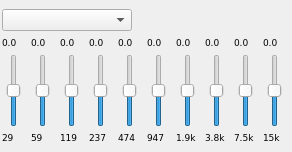
First picture: the form in branches/sayonara-515/GUI/equalizer/GUI_Equalizer.ui, repository shahid334/sayonara-player, before the edit.
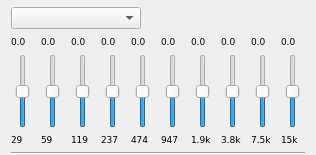
Second picture: the form after the edit. Custom widgets are drawn as their Qt base class.

Commit message: second step towards plugin abstraction layer

What changed in the file:
```diff
--- a/branches/sayonara-515/GUI/equalizer/GUI_Equalizer.ui
+++ b/branches/sayonara-515/GUI/equalizer/GUI_Equalizer.ui
@@ -1,624 +1,26 @@
 <?xml version="1.0" encoding="UTF-8"?>
 <ui version="4.0">
  <class>GUI_Equalizer</class>
- <widget class="QDockWidget" name="GUI_Equalizer">
+ <widget class="PlayerPlugin" name="GUI_Equalizer">
   <property name="geometry">
    <rect>
     <x>0</x>
     <y>0</y>
-    <width>292</width>
-    <height>152</height>
+    <width>312</width>
+    <height>155</height>
    </rect>
   </property>
-  <property name="sizePolicy">
-   <sizepolicy hsizetype="MinimumExpanding" vsizetype="Minimum">
-    <horstretch>0</horstretch>
-    <verstretch>0</verstretch>
-   </sizepolicy>
-  </property>
-  <property name="minimumSize">
-   <size>
-    <width>292</width>
-    <height>152</height>
-   </size>
-  </property>
-  <property name="maximumSize">
-   <size>
-    <width>524287</width>
-    <height>152</height>
-   </size>
-  </property>
-  <property name="features">
-   <set>QDockWidget::DockWidgetClosable|QDockWidget::DockWidgetVerticalTitleBar</set>
-  </property>
-  <property name="allowedAreas">
-   <set>Qt::AllDockWidgetAreas</set>
-  </property>
   <property name="windowTitle">
    <string>Equalizer</string>
   </property>
-  <widget class="QWidget" name="dockWidgetContents">
-   <property name="sizePolicy">
-    <sizepolicy hsizetype="Preferred" vsizetype="Preferred">
-     <horstretch>0</horstretch>
-     <verstretch>0</verstretch>
-    </sizepolicy>
-   </property>
-   <property name="maximumSize">
-    <size>
-     <width>16777215</width>
-     <height>152</height>
-    </size>
-   </property>
-   <layout class="QGridLayout" name="gridLayout" rowstretch="0,0,0,0,0,0,0,0" columnstretch="0,0,0,0,0,0,0,0,0,0,0" columnminimumwidth="0,0,0,0,0,0,0,0,0,0,0">
-    <property name="sizeConstraint">
-     <enum>QLayout::SetMaximumSize</enum>
-    </property>
-    <property name="leftMargin">
-     <number>2</number>
-    </property>
+  <layout class="QGridLayout" name="gridLayout">
     <property name="topMargin">
-     <number>8</number>
-    </property>
-    <property name="rightMargin">
-     <number>0</number>
+    <number>6</number>
     </property>
     <property name="bottomMargin">
-     <number>8</number>
-    </property>
-    <property name="horizontalSpacing">
      <number>0</number>
     </property>
-    <property name="verticalSpacing">
-     <number>5</number>
-    </property>
-    <item row="5" column="8">
-     <widget class="QLabel" name="label_8">
-      <property name="sizePolicy">
-       <sizepolicy hsizetype="MinimumExpanding" vsizetype="Preferred">
-        <horstretch>0</horstretch>
-        <verstretch>0</verstretch>
-       </sizepolicy>
-      </property>
-      <property name="font">
-       <font>
-        <family>DejaVu Sans</family>
-        <pointsize>7</pointsize>
-       </font>
-      </property>
-      <property name="layoutDirection">
-       <enum>Qt::LeftToRight</enum>
-      </property>
-      <property name="text">
-       <string>0.0</string>
-      </property>
-      <property name="alignment">
-       <set>Qt::AlignLeading|Qt::AlignLeft|Qt::AlignVCenter</set>
-      </property>
-     </widget>
-    </item>
-    <item row="6" column="3">
-     <widget class="QSlider" name="sli_2">
-      <property name="sizePolicy">
-       <sizepolicy hsizetype="MinimumExpanding" vsizetype="Expanding">
-        <horstretch>0</horstretch>
-        <verstretch>0</verstretch>
-       </sizepolicy>
-      </property>
-      <property name="minimumSize">
-       <size>
-        <width>24</width>
-        <height>65</height>
-       </size>
-      </property>
-      <property name="maximumSize">
-       <size>
-        <width>24</width>
-        <height>5000</height>
-       </size>
-      </property>
-      <property name="minimum">
-       <number>-24</number>
-      </property>
-      <property name="maximum">
-       <number>24</number>
-      </property>
-      <property name="sliderPosition">
-       <number>0</number>
-      </property>
-      <property name="orientation">
-       <enum>Qt::Vertical</enum>
-      </property>
-      <property name="invertedAppearance">
-       <bool>false</bool>
-      </property>
-     </widget>
-    </item>
-    <item row="6" column="9">
-     <widget class="QSlider" name="sli_8">
-      <property name="sizePolicy">
-       <sizepolicy hsizetype="MinimumExpanding" vsizetype="Expanding">
-        <horstretch>0</horstretch>
-        <verstretch>0</verstretch>
-       </sizepolicy>
-      </property>
-      <property name="minimumSize">
-       <size>
-        <width>24</width>
-        <height>65</height>
-       </size>
-      </property>
-      <property name="maximumSize">
-       <size>
-        <width>24</width>
-        <height>5000</height>
-       </size>
-      </property>
-      <property name="minimum">
-       <number>-24</number>
-      </property>
-      <property name="maximum">
-       <number>24</number>
-      </property>
-      <property name="sliderPosition">
-       <number>0</number>
-      </property>
-      <property name="orientation">
-       <enum>Qt::Vertical</enum>
-      </property>
-      <property name="invertedAppearance">
-       <bool>false</bool>
-      </property>
-     </widget>
-    </item>
-    <item row="5" column="2">
-     <widget class="QLabel" name="label_2">
-      <property name="sizePolicy">
-       <sizepolicy hsizetype="MinimumExpanding" vsizetype="Preferred">
-        <horstretch>0</horstretch>
-        <verstretch>0</verstretch>
-       </sizepolicy>
-      </property>
-      <property name="font">
-       <font>
-        <family>DejaVu Sans</family>
-        <pointsize>7</pointsize>
-       </font>
-      </property>
-      <property name="layoutDirection">
-       <enum>Qt::LeftToRight</enum>
-      </property>
-      <property name="text">
-       <string>0.0</string>
-      </property>
-      <property name="alignment">
-       <set>Qt::AlignLeading|Qt::AlignLeft|Qt::AlignVCenter</set>
-      </property>
-     </widget>
-    </item>
-    <item row="6" column="6">
-     <widget class="QSlider" name="sli_5">
-      <property name="sizePolicy">
-       <sizepolicy hsizetype="MinimumExpanding" vsizetype="Expanding">
-        <horstretch>0</horstretch>
-        <verstretch>0</verstretch>
-       </sizepolicy>
-      </property>
-      <property name="minimumSize">
-       <size>
-        <width>24</width>
-        <height>65</height>
-       </size>
-      </property>
-      <property name="maximumSize">
-       <size>
-        <width>24</width>
-        <height>5000</height>
-       </size>
-      </property>
-      <property name="minimum">
-       <number>-24</number>
-      </property>
-      <property name="maximum">
-       <number>24</number>
-      </property>
-      <property name="sliderPosition">
-       <number>0</number>
-      </property>
-      <property name="orientation">
-       <enum>Qt::Vertical</enum>
-      </property>
-      <property name="invertedAppearance">
-       <bool>false</bool>
-      </property>
-     </widget>
-    </item>
-    <item row="5" column="7">
-     <widget class="QLabel" name="label_7">
-      <property name="sizePolicy">
-       <sizepolicy hsizetype="MinimumExpanding" vsizetype="Preferred">
-        <horstretch>0</horstretch>
-        <verstretch>0</verstretch>
-       </sizepolicy>
-      </property>
-      <property name="font">
-       <font>
-        <family>DejaVu Sans</family>
-        <pointsize>7</pointsize>
-       </font>
-      </property>
-      <property name="layoutDirection">
-       <enum>Qt::LeftToRight</enum>
-      </property>
-      <property name="text">
-       <string>0.0</string>
-      </property>
-      <property name="alignment">
-       <set>Qt::AlignLeading|Qt::AlignLeft|Qt::AlignVCenter</set>
-      </property>
-     </widget>
-    </item>
-    <item row="5" column="1">
-     <widget class="QLabel" name="label">
-      <property name="sizePolicy">
-       <sizepolicy hsizetype="MinimumExpanding" vsizetype="Preferred">
-        <horstretch>0</horstretch>
-        <verstretch>0</verstretch>
-       </sizepolicy>
-      </property>
-      <property name="font">
-       <font>
-        <family>DejaVu Sans</family>
-        <pointsize>7</pointsize>
-       </font>
-      </property>
-      <property name="layoutDirection">
-       <enum>Qt::LeftToRight</enum>
-      </property>
-      <property name="text">
-       <string>0.0</string>
-      </property>
-      <property name="alignment">
-       <set>Qt::AlignLeading|Qt::AlignLeft|Qt::AlignVCenter</set>
-      </property>
-     </widget>
-    </item>
-    <item row="5" column="10">
-     <widget class="QLabel" name="label_10">
-      <property name="sizePolicy">
-       <sizepolicy hsizetype="MinimumExpanding" vsizetype="Preferred">
-        <horstretch>0</horstretch>
-        <verstretch>0</verstretch>
-       </sizepolicy>
-      </property>
-      <property name="font">
-       <font>
-        <family>DejaVu Sans</family>
-        <pointsize>7</pointsize>
-       </font>
-      </property>
-      <property name="layoutDirection">
-       <enum>Qt::LeftToRight</enum>
-      </property>
-      <property name="text">
-       <string>0.0</string>
-      </property>
-      <property name="alignment">
-       <set>Qt::AlignLeading|Qt::AlignLeft|Qt::AlignVCenter</set>
-      </property>
-     </widget>
-    </item>
-    <item row="5" column="3">
-     <widget class="QLabel" name="label_3">
-      <property name="sizePolicy">
-       <sizepolicy hsizetype="MinimumExpanding" vsizetype="Preferred">
-        <horstretch>0</horstretch>
-        <verstretch>0</verstretch>
-       </sizepolicy>
-      </property>
-      <property name="font">
-       <font>
-        <family>DejaVu Sans</family>
-        <pointsize>7</pointsize>
-       </font>
-      </property>
-      <property name="layoutDirection">
-       <enum>Qt::LeftToRight</enum>
-      </property>
-      <property name="text">
-       <string>0.0</string>
-      </property>
-      <property name="alignment">
-       <set>Qt::AlignLeading|Qt::AlignLeft|Qt::AlignVCenter</set>
-      </property>
-     </widget>
-    </item>
-    <item row="6" column="7">
-     <widget class="QSlider" name="sli_6">
-      <property name="sizePolicy">
-       <sizepolicy hsizetype="MinimumExpanding" vsizetype="Expanding">
-        <horstretch>0</horstretch>
-        <verstretch>0</verstretch>
-       </sizepolicy>
-      </property>
-      <property name="minimumSize">
-       <size>
-        <width>24</width>
-        <height>65</height>
-       </size>
-      </property>
-      <property name="maximumSize">
-       <size>
-        <width>24</width>
-        <height>5000</height>
-       </size>
-      </property>
-      <property name="minimum">
-       <number>-24</number>
-      </property>
-      <property name="maximum">
-       <number>24</number>
-      </property>
-      <property name="sliderPosition">
-       <number>0</number>
-      </property>
-      <property name="orientation">
-       <enum>Qt::Vertical</enum>
-      </property>
-      <property name="invertedAppearance">
-       <bool>false</bool>
-      </property>
-     </widget>
-    </item>
-    <item row="5" column="9">
-     <widget class="QLabel" name="label_9">
-      <property name="sizePolicy">
-       <sizepolicy hsizetype="MinimumExpanding" vsizetype="Preferred">
-        <horstretch>0</horstretch>
-        <verstretch>0</verstretch>
-       </sizepolicy>
-      </property>
-      <property name="font">
-       <font>
-        <family>DejaVu Sans</family>
-        <pointsize>7</pointsize>
-       </font>
-      </property>
-      <property name="layoutDirection">
-       <enum>Qt::LeftToRight</enum>
-      </property>
-      <property name="text">
-       <string>0.0</string>
-      </property>
-      <property name="alignment">
-       <set>Qt::AlignLeading|Qt::AlignLeft|Qt::AlignVCenter</set>
-      </property>
-     </widget>
-    </item>
-    <item row="6" column="5">
-     <widget class="QSlider" name="sli_4">
-      <property name="sizePolicy">
-       <sizepolicy hsizetype="MinimumExpanding" vsizetype="Expanding">
-        <horstretch>0</horstretch>
-        <verstretch>0</verstretch>
-       </sizepolicy>
-      </property>
-      <property name="minimumSize">
-       <size>
-        <width>24</width>
-        <height>65</height>
-       </size>
-      </property>
-      <property name="maximumSize">
-       <size>
-        <width>24</width>
-        <height>5000</height>
-       </size>
-      </property>
-      <property name="minimum">
-       <number>-24</number>
-      </property>
-      <property name="maximum">
-       <number>24</number>
-      </property>
-      <property name="sliderPosition">
-       <number>0</number>
-      </property>
-      <property name="orientation">
-       <enum>Qt::Vertical</enum>
-      </property>
-      <property name="invertedAppearance">
-       <bool>false</bool>
-      </property>
-     </widget>
-    </item>
-    <item row="6" column="2">
-     <widget class="QSlider" name="sli_1">
-      <property name="sizePolicy">
-       <sizepolicy hsizetype="MinimumExpanding" vsizetype="Expanding">
-        <horstretch>0</horstretch>
-        <verstretch>0</verstretch>
-       </sizepolicy>
-      </property>
-      <property name="minimumSize">
-       <size>
-        <width>24</width>
-        <height>65</height>
-       </size>
-      </property>
-      <property name="maximumSize">
-       <size>
-        <width>24</width>
-        <height>5000</height>
-       </size>
-      </property>
-      <property name="minimum">
-       <number>-24</number>
-      </property>
-      <property name="maximum">
-       <number>24</number>
-      </property>
-      <property name="sliderPosition">
-       <number>0</number>
-      </property>
-      <property name="orientation">
-       <enum>Qt::Vertical</enum>
-      </property>
-      <property name="invertedAppearance">
-       <bool>false</bool>
-      </property>
-     </widget>
-    </item>
-    <item row="5" column="4">
-     <widget class="QLabel" name="label_4">
-      <property name="sizePolicy">
-       <sizepolicy hsizetype="MinimumExpanding" vsizetype="Preferred">
-        <horstretch>0</horstretch>
-        <verstretch>0</verstretch>
-       </sizepolicy>
-      </property>
-      <property name="font">
-       <font>
-        <family>DejaVu Sans</family>
-        <pointsize>7</pointsize>
-       </font>
-      </property>
-      <property name="layoutDirection">
-       <enum>Qt::LeftToRight</enum>
-      </property>
-      <property name="text">
-       <string>0.0</string>
-      </property>
-      <property name="alignment">
-       <set>Qt::AlignLeading|Qt::AlignLeft|Qt::AlignVCenter</set>
-      </property>
-     </widget>
-    </item>
-    <item row="6" column="1">
-     <widget class="QSlider" name="sli_0">
-      <property name="sizePolicy">
-       <sizepolicy hsizetype="Maximum" vsizetype="Expanding">
-        <horstretch>0</horstretch>
-        <verstretch>0</verstretch>
-       </sizepolicy>
-      </property>
-      <property name="minimumSize">
-       <size>
-        <width>24</width>
-        <height>65</height>
-       </size>
-      </property>
-      <property name="maximumSize">
-       <size>
-        <width>24</width>
-        <height>5000</height>
-       </size>
-      </property>
-      <property name="minimum">
-       <number>-24</number>
-      </property>
-      <property name="maximum">
-       <number>24</number>
-      </property>
-      <property name="sliderPosition">
-       <number>0</number>
-      </property>
-      <property name="orientation">
-       <enum>Qt::Vertical</enum>
-      </property>
-      <property name="invertedAppearance">
-       <bool>false</bool>
-      </property>
-     </widget>
-    </item>
-    <item row="5" column="5">
-     <widget class="QLabel" name="label_5">
-      <property name="sizePolicy">
-       <sizepolicy hsizetype="MinimumExpanding" vsizetype="Preferred">
-        <horstretch>0</horstretch>
-        <verstretch>0</verstretch>
-       </sizepolicy>
-      </property>
-      <property name="font">
-       <font>
-        <family>DejaVu Sans</family>
-        <pointsize>7</pointsize>
-       </font>
-      </property>
-      <property name="layoutDirection">
-       <enum>Qt::LeftToRight</enum>
-      </property>
-      <property name="text">
-       <string>0.0</string>
-      </property>
-      <property name="alignment">
-       <set>Qt::AlignLeading|Qt::AlignLeft|Qt::AlignVCenter</set>
-      </property>
-     </widget>
-    </item>
-    <item row="6" column="4">
-     <widget class="QSlider" name="sli_3">
-      <property name="sizePolicy">
-       <sizepolicy hsizetype="MinimumExpanding" vsizetype="Expanding">
-        <horstretch>0</horstretch>
-        <verstretch>0</verstretch>
-       </sizepolicy>
-      </property>
-      <property name="minimumSize">
-       <size>
-        <width>24</width>
-        <height>65</height>
-       </size>
-      </property>
-      <property name="maximumSize">
-       <size>
-        <width>24</width>
-        <height>5000</height>
-       </size>
-      </property>
-      <property name="minimum">
-       <number>-24</number>
-      </property>
-      <property name="maximum">
-       <number>24</number>
-      </property>
-      <property name="sliderPosition">
-       <number>0</number>
-      </property>
-      <property name="orientation">
-       <enum>Qt::Vertical</enum>
-      </property>
-      <property name="invertedAppearance">
-       <bool>false</bool>
-      </property>
-     </widget>
-    </item>
-    <item row="5" column="6">
-     <widget class="QLabel" name="label_6">
-      <property name="sizePolicy">
-       <sizepolicy hsizetype="MinimumExpanding" vsizetype="Preferred">
-        <horstretch>0</horstretch>
-        <verstretch>0</verstretch>
-       </sizepolicy>
-      </property>
-      <property name="font">
-       <font>
-        <family>DejaVu Sans</family>
-        <pointsize>7</pointsize>
-       </font>
-      </property>
-      <property name="layoutDirection">
-       <enum>Qt::LeftToRight</enum>
-      </property>
-      <property name="text">
-       <string>0.0</string>
-      </property>
-      <property name="alignment">
-       <set>Qt::AlignLeading|Qt::AlignLeft|Qt::AlignVCenter</set>
-      </property>
-     </widget>
-    </item>
-    <item row="0" column="1" colspan="10">
+   <item row="0" column="0" colspan="10">
      <layout class="QHBoxLayout" name="horizontalLayout">
       <property name="spacing">
        <number>5</number>
@@ -697,7 +99,553 @@
       </item>
      </layout>
     </item>
-    <item row="6" column="10">
+   <item row="1" column="0">
+    <widget class="QLabel" name="label">
+     <property name="sizePolicy">
+      <sizepolicy hsizetype="MinimumExpanding" vsizetype="Preferred">
+       <horstretch>0</horstretch>
+       <verstretch>0</verstretch>
+      </sizepolicy>
+     </property>
+     <property name="font">
+      <font>
+       <family>DejaVu Sans</family>
+       <pointsize>7</pointsize>
+      </font>
+     </property>
+     <property name="layoutDirection">
+      <enum>Qt::LeftToRight</enum>
+     </property>
+     <property name="text">
+      <string>0.0</string>
+     </property>
+     <property name="alignment">
+      <set>Qt::AlignLeading|Qt::AlignLeft|Qt::AlignVCenter</set>
+     </property>
+    </widget>
+   </item>
+   <item row="1" column="1">
+    <widget class="QLabel" name="label_2">
+     <property name="sizePolicy">
+      <sizepolicy hsizetype="MinimumExpanding" vsizetype="Preferred">
+       <horstretch>0</horstretch>
+       <verstretch>0</verstretch>
+      </sizepolicy>
+     </property>
+     <property name="font">
+      <font>
+       <family>DejaVu Sans</family>
+       <pointsize>7</pointsize>
+      </font>
+     </property>
+     <property name="layoutDirection">
+      <enum>Qt::LeftToRight</enum>
+     </property>
+     <property name="text">
+      <string>0.0</string>
+     </property>
+     <property name="alignment">
+      <set>Qt::AlignLeading|Qt::AlignLeft|Qt::AlignVCenter</set>
+     </property>
+    </widget>
+   </item>
+   <item row="1" column="2">
+    <widget class="QLabel" name="label_3">
+     <property name="sizePolicy">
+      <sizepolicy hsizetype="MinimumExpanding" vsizetype="Preferred">
+       <horstretch>0</horstretch>
+       <verstretch>0</verstretch>
+      </sizepolicy>
+     </property>
+     <property name="font">
+      <font>
+       <family>DejaVu Sans</family>
+       <pointsize>7</pointsize>
+      </font>
+     </property>
+     <property name="layoutDirection">
+      <enum>Qt::LeftToRight</enum>
+     </property>
+     <property name="text">
+      <string>0.0</string>
+     </property>
+     <property name="alignment">
+      <set>Qt::AlignLeading|Qt::AlignLeft|Qt::AlignVCenter</set>
+     </property>
+    </widget>
+   </item>
+   <item row="1" column="3">
+    <widget class="QLabel" name="label_4">
+     <property name="sizePolicy">
+      <sizepolicy hsizetype="MinimumExpanding" vsizetype="Preferred">
+       <horstretch>0</horstretch>
+       <verstretch>0</verstretch>
+      </sizepolicy>
+     </property>
+     <property name="font">
+      <font>
+       <family>DejaVu Sans</family>
+       <pointsize>7</pointsize>
+      </font>
+     </property>
+     <property name="layoutDirection">
+      <enum>Qt::LeftToRight</enum>
+     </property>
+     <property name="text">
+      <string>0.0</string>
+     </property>
+     <property name="alignment">
+      <set>Qt::AlignLeading|Qt::AlignLeft|Qt::AlignVCenter</set>
+     </property>
+    </widget>
+   </item>
+   <item row="1" column="4">
+    <widget class="QLabel" name="label_5">
+     <property name="sizePolicy">
+      <sizepolicy hsizetype="MinimumExpanding" vsizetype="Preferred">
+       <horstretch>0</horstretch>
+       <verstretch>0</verstretch>
+      </sizepolicy>
+     </property>
+     <property name="font">
+      <font>
+       <family>DejaVu Sans</family>
+       <pointsize>7</pointsize>
+      </font>
+     </property>
+     <property name="layoutDirection">
+      <enum>Qt::LeftToRight</enum>
+     </property>
+     <property name="text">
+      <string>0.0</string>
+     </property>
+     <property name="alignment">
+      <set>Qt::AlignLeading|Qt::AlignLeft|Qt::AlignVCenter</set>
+     </property>
+    </widget>
+   </item>
+   <item row="1" column="5">
+    <widget class="QLabel" name="label_6">
+     <property name="sizePolicy">
+      <sizepolicy hsizetype="MinimumExpanding" vsizetype="Preferred">
+       <horstretch>0</horstretch>
+       <verstretch>0</verstretch>
+      </sizepolicy>
+     </property>
+     <property name="font">
+      <font>
+       <family>DejaVu Sans</family>
+       <pointsize>7</pointsize>
+      </font>
+     </property>
+     <property name="layoutDirection">
+      <enum>Qt::LeftToRight</enum>
+     </property>
+     <property name="text">
+      <string>0.0</string>
+     </property>
+     <property name="alignment">
+      <set>Qt::AlignLeading|Qt::AlignLeft|Qt::AlignVCenter</set>
+     </property>
+    </widget>
+   </item>
+   <item row="1" column="6">
+    <widget class="QLabel" name="label_7">
+     <property name="sizePolicy">
+      <sizepolicy hsizetype="MinimumExpanding" vsizetype="Preferred">
+       <horstretch>0</horstretch>
+       <verstretch>0</verstretch>
+      </sizepolicy>
+     </property>
+     <property name="font">
+      <font>
+       <family>DejaVu Sans</family>
+       <pointsize>7</pointsize>
+      </font>
+     </property>
+     <property name="layoutDirection">
+      <enum>Qt::LeftToRight</enum>
+     </property>
+     <property name="text">
+      <string>0.0</string>
+     </property>
+     <property name="alignment">
+      <set>Qt::AlignLeading|Qt::AlignLeft|Qt::AlignVCenter</set>
+     </property>
+    </widget>
+   </item>
+   <item row="1" column="7">
+    <widget class="QLabel" name="label_8">
+     <property name="sizePolicy">
+      <sizepolicy hsizetype="MinimumExpanding" vsizetype="Preferred">
+       <horstretch>0</horstretch>
+       <verstretch>0</verstretch>
+      </sizepolicy>
+     </property>
+     <property name="font">
+      <font>
+       <family>DejaVu Sans</family>
+       <pointsize>7</pointsize>
+      </font>
+     </property>
+     <property name="layoutDirection">
+      <enum>Qt::LeftToRight</enum>
+     </property>
+     <property name="text">
+      <string>0.0</string>
+     </property>
+     <property name="alignment">
+      <set>Qt::AlignLeading|Qt::AlignLeft|Qt::AlignVCenter</set>
+     </property>
+    </widget>
+   </item>
+   <item row="1" column="8">
+    <widget class="QLabel" name="label_9">
+     <property name="sizePolicy">
+      <sizepolicy hsizetype="MinimumExpanding" vsizetype="Preferred">
+       <horstretch>0</horstretch>
+       <verstretch>0</verstretch>
+      </sizepolicy>
+     </property>
+     <property name="font">
+      <font>
+       <family>DejaVu Sans</family>
+       <pointsize>7</pointsize>
+      </font>
+     </property>
+     <property name="layoutDirection">
+      <enum>Qt::LeftToRight</enum>
+     </property>
+     <property name="text">
+      <string>0.0</string>
+     </property>
+     <property name="alignment">
+      <set>Qt::AlignLeading|Qt::AlignLeft|Qt::AlignVCenter</set>
+     </property>
+    </widget>
+   </item>
+   <item row="1" column="9">
+    <widget class="QLabel" name="label_10">
+     <property name="sizePolicy">
+      <sizepolicy hsizetype="MinimumExpanding" vsizetype="Preferred">
+       <horstretch>0</horstretch>
+       <verstretch>0</verstretch>
+      </sizepolicy>
+     </property>
+     <property name="font">
+      <font>
+       <family>DejaVu Sans</family>
+       <pointsize>7</pointsize>
+      </font>
+     </property>
+     <property name="layoutDirection">
+      <enum>Qt::LeftToRight</enum>
+     </property>
+     <property name="text">
+      <string>0.0</string>
+     </property>
+     <property name="alignment">
+      <set>Qt::AlignLeading|Qt::AlignLeft|Qt::AlignVCenter</set>
+     </property>
+    </widget>
+   </item>
+   <item row="2" column="0">
+    <widget class="QSlider" name="sli_0">
+     <property name="sizePolicy">
+      <sizepolicy hsizetype="Maximum" vsizetype="Expanding">
+       <horstretch>0</horstretch>
+       <verstretch>0</verstretch>
+      </sizepolicy>
+     </property>
+     <property name="minimumSize">
+      <size>
+       <width>24</width>
+       <height>65</height>
+      </size>
+     </property>
+     <property name="maximumSize">
+      <size>
+       <width>24</width>
+       <height>5000</height>
+      </size>
+     </property>
+     <property name="minimum">
+      <number>-24</number>
+     </property>
+     <property name="maximum">
+      <number>24</number>
+     </property>
+     <property name="sliderPosition">
+      <number>0</number>
+     </property>
+     <property name="orientation">
+      <enum>Qt::Vertical</enum>
+     </property>
+     <property name="invertedAppearance">
+      <bool>false</bool>
+     </property>
+    </widget>
+   </item>
+   <item row="2" column="1">
+    <widget class="QSlider" name="sli_1">
+     <property name="sizePolicy">
+      <sizepolicy hsizetype="MinimumExpanding" vsizetype="Expanding">
+       <horstretch>0</horstretch>
+       <verstretch>0</verstretch>
+      </sizepolicy>
+     </property>
+     <property name="minimumSize">
+      <size>
+       <width>24</width>
+       <height>65</height>
+      </size>
+     </property>
+     <property name="maximumSize">
+      <size>
+       <width>24</width>
+       <height>5000</height>
+      </size>
+     </property>
+     <property name="minimum">
+      <number>-24</number>
+     </property>
+     <property name="maximum">
+      <number>24</number>
+     </property>
+     <property name="sliderPosition">
+      <number>0</number>
+     </property>
+     <property name="orientation">
+      <enum>Qt::Vertical</enum>
+     </property>
+     <property name="invertedAppearance">
+      <bool>false</bool>
+     </property>
+    </widget>
+   </item>
+   <item row="2" column="2">
+    <widget class="QSlider" name="sli_2">
+     <property name="sizePolicy">
+      <sizepolicy hsizetype="MinimumExpanding" vsizetype="Expanding">
+       <horstretch>0</horstretch>
+       <verstretch>0</verstretch>
+      </sizepolicy>
+     </property>
+     <property name="minimumSize">
+      <size>
+       <width>24</width>
+       <height>65</height>
+      </size>
+     </property>
+     <property name="maximumSize">
+      <size>
+       <width>24</width>
+       <height>5000</height>
+      </size>
+     </property>
+     <property name="minimum">
+      <number>-24</number>
+     </property>
+     <property name="maximum">
+      <number>24</number>
+     </property>
+     <property name="sliderPosition">
+      <number>0</number>
+     </property>
+     <property name="orientation">
+      <enum>Qt::Vertical</enum>
+     </property>
+     <property name="invertedAppearance">
+      <bool>false</bool>
+     </property>
+    </widget>
+   </item>
+   <item row="2" column="3">
+    <widget class="QSlider" name="sli_3">
+     <property name="sizePolicy">
+      <sizepolicy hsizetype="MinimumExpanding" vsizetype="Expanding">
+       <horstretch>0</horstretch>
+       <verstretch>0</verstretch>
+      </sizepolicy>
+     </property>
+     <property name="minimumSize">
+      <size>
+       <width>24</width>
+       <height>65</height>
+      </size>
+     </property>
+     <property name="maximumSize">
+      <size>
+       <width>24</width>
+       <height>5000</height>
+      </size>
+     </property>
+     <property name="minimum">
+      <number>-24</number>
+     </property>
+     <property name="maximum">
+      <number>24</number>
+     </property>
+     <property name="sliderPosition">
+      <number>0</number>
+     </property>
+     <property name="orientation">
+      <enum>Qt::Vertical</enum>
+     </property>
+     <property name="invertedAppearance">
+      <bool>false</bool>
+     </property>
+    </widget>
+   </item>
+   <item row="2" column="4">
+    <widget class="QSlider" name="sli_4">
+     <property name="sizePolicy">
+      <sizepolicy hsizetype="MinimumExpanding" vsizetype="Expanding">
+       <horstretch>0</horstretch>
+       <verstretch>0</verstretch>
+      </sizepolicy>
+     </property>
+     <property name="minimumSize">
+      <size>
+       <width>24</width>
+       <height>65</height>
+      </size>
+     </property>
+     <property name="maximumSize">
+      <size>
+       <width>24</width>
+       <height>5000</height>
+      </size>
+     </property>
+     <property name="minimum">
+      <number>-24</number>
+     </property>
+     <property name="maximum">
+      <number>24</number>
+     </property>
+     <property name="sliderPosition">
+      <number>0</number>
+     </property>
+     <property name="orientation">
+      <enum>Qt::Vertical</enum>
+     </property>
+     <property name="invertedAppearance">
+      <bool>false</bool>
+     </property>
+    </widget>
+   </item>
+   <item row="2" column="6">
+    <widget class="QSlider" name="sli_6">
+     <property name="sizePolicy">
+      <sizepolicy hsizetype="MinimumExpanding" vsizetype="Expanding">
+       <horstretch>0</horstretch>
+       <verstretch>0</verstretch>
+      </sizepolicy>
+     </property>
+     <property name="minimumSize">
+      <size>
+       <width>24</width>
+       <height>65</height>
+      </size>
+     </property>
+     <property name="maximumSize">
+      <size>
+       <width>24</width>
+       <height>5000</height>
+      </size>
+     </property>
+     <property name="minimum">
+      <number>-24</number>
+     </property>
+     <property name="maximum">
+      <number>24</number>
+     </property>
+     <property name="sliderPosition">
+      <number>0</number>
+     </property>
+     <property name="orientation">
+      <enum>Qt::Vertical</enum>
+     </property>
+     <property name="invertedAppearance">
+      <bool>false</bool>
+     </property>
+    </widget>
+   </item>
+   <item row="2" column="7">
+    <widget class="QSlider" name="sli_7">
+     <property name="sizePolicy">
+      <sizepolicy hsizetype="MinimumExpanding" vsizetype="Expanding">
+       <horstretch>0</horstretch>
+       <verstretch>0</verstretch>
+      </sizepolicy>
+     </property>
+     <property name="minimumSize">
+      <size>
+       <width>24</width>
+       <height>65</height>
+      </size>
+     </property>
+     <property name="maximumSize">
+      <size>
+       <width>24</width>
+       <height>5000</height>
+      </size>
+     </property>
+     <property name="minimum">
+      <number>-24</number>
+     </property>
+     <property name="maximum">
+      <number>24</number>
+     </property>
+     <property name="sliderPosition">
+      <number>0</number>
+     </property>
+     <property name="orientation">
+      <enum>Qt::Vertical</enum>
+     </property>
+     <property name="invertedAppearance">
+      <bool>false</bool>
+     </property>
+    </widget>
+   </item>
+   <item row="2" column="8">
+    <widget class="QSlider" name="sli_8">
+     <property name="sizePolicy">
+      <sizepolicy hsizetype="MinimumExpanding" vsizetype="Expanding">
+       <horstretch>0</horstretch>
+       <verstretch>0</verstretch>
+      </sizepolicy>
+     </property>
+     <property name="minimumSize">
+      <size>
+       <width>24</width>
+       <height>65</height>
+      </size>
+     </property>
+     <property name="maximumSize">
+      <size>
+       <width>24</width>
+       <height>5000</height>
+      </size>
+     </property>
+     <property name="minimum">
+      <number>-24</number>
+     </property>
+     <property name="maximum">
+      <number>24</number>
+     </property>
+     <property name="sliderPosition">
+      <number>0</number>
+     </property>
+     <property name="orientation">
+      <enum>Qt::Vertical</enum>
+     </property>
+     <property name="invertedAppearance">
+      <bool>false</bool>
+     </property>
+    </widget>
+   </item>
+   <item row="2" column="9">
      <widget class="QSlider" name="sli_9">
       <property name="sizePolicy">
        <sizepolicy hsizetype="MinimumExpanding" vsizetype="Expanding">
@@ -746,44 +694,7 @@
       </property>
      </widget>
     </item>
-    <item row="6" column="8">
-     <widget class="QSlider" name="sli_7">
-      <property name="sizePolicy">
-       <sizepolicy hsizetype="MinimumExpanding" vsizetype="Expanding">
-        <horstretch>0</horstretch>
-        <verstretch>0</verstretch>
-       </sizepolicy>
-      </property>
-      <property name="minimumSize">
-       <size>
-        <width>24</width>
-        <height>65</height>
-       </size>
-      </property>
-      <property name="maximumSize">
-       <size>
-        <width>24</width>
-        <height>5000</height>
-       </size>
-      </property>
-      <property name="minimum">
-       <number>-24</number>
-      </property>
-      <property name="maximum">
-       <number>24</number>
-      </property>
-      <property name="sliderPosition">
-       <number>0</number>
-      </property>
-      <property name="orientation">
-       <enum>Qt::Vertical</enum>
-      </property>
-      <property name="invertedAppearance">
-       <bool>false</bool>
-      </property>
-     </widget>
-    </item>
-    <item row="7" column="1">
+   <item row="4" column="0">
      <widget class="QLabel" name="label_11">
       <property name="sizePolicy">
        <sizepolicy hsizetype="MinimumExpanding" vsizetype="Preferred">
@@ -805,7 +716,7 @@
       </property>
      </widget>
     </item>
-    <item row="7" column="2">
+   <item row="4" column="1">
      <widget class="QLabel" name="label_12">
       <property name="sizePolicy">
        <sizepolicy hsizetype="MinimumExpanding" vsizetype="Preferred">
@@ -827,7 +738,7 @@
       </property>
      </widget>
     </item>
-    <item row="7" column="3">
+   <item row="4" column="2">
      <widget class="QLabel" name="label_13">
       <property name="sizePolicy">
        <sizepolicy hsizetype="MinimumExpanding" vsizetype="Preferred">
@@ -849,7 +760,7 @@
       </property>
      </widget>
     </item>
-    <item row="7" column="4">
+   <item row="4" column="3">
      <widget class="QLabel" name="label_14">
       <property name="sizePolicy">
        <sizepolicy hsizetype="MinimumExpanding" vsizetype="Preferred">
@@ -871,7 +782,7 @@
       </property>
      </widget>
     </item>
-    <item row="7" column="5">
+   <item row="4" column="4">
      <widget class="QLabel" name="label_15">
       <property name="sizePolicy">
        <sizepolicy hsizetype="MinimumExpanding" vsizetype="Preferred">
@@ -893,7 +804,7 @@
       </property>
      </widget>
     </item>
-    <item row="7" column="6">
+   <item row="4" column="5">
      <widget class="QLabel" name="label_16">
       <property name="sizePolicy">
        <sizepolicy hsizetype="MinimumExpanding" vsizetype="Preferred">
@@ -915,7 +826,7 @@
       </property>
      </widget>
     </item>
-    <item row="7" column="7">
+   <item row="4" column="6">
      <widget class="QLabel" name="label_17">
       <property name="sizePolicy">
        <sizepolicy hsizetype="MinimumExpanding" vsizetype="Preferred">
@@ -937,7 +848,7 @@
       </property>
      </widget>
     </item>
-    <item row="7" column="8">
+   <item row="4" column="7">
      <widget class="QLabel" name="label_18">
       <property name="sizePolicy">
        <sizepolicy hsizetype="MinimumExpanding" vsizetype="Preferred">
@@ -959,7 +870,7 @@
       </property>
      </widget>
     </item>
-    <item row="7" column="9">
+   <item row="4" column="8">
      <widget class="QLabel" name="label_19">
       <property name="sizePolicy">
        <sizepolicy hsizetype="MinimumExpanding" vsizetype="Preferred">
@@ -981,7 +892,7 @@
       </property>
      </widget>
     </item>
-    <item row="7" column="10">
+   <item row="4" column="9">
      <widget class="QLabel" name="label_20">
       <property name="sizePolicy">
        <sizepolicy hsizetype="MinimumExpanding" vsizetype="Preferred">
@@ -1003,9 +914,60 @@
       </property>
      </widget>
     </item>
-   </layout>
-  </widget>
- </widget>
+   <item row="5" column="0" colspan="10">
+    <widget class="Line" name="line">
+     <property name="orientation">
+      <enum>Qt::Horizontal</enum>
+     </property>
+    </widget>
+   </item>
+   <item row="2" column="5">
+    <widget class="QSlider" name="sli_5">
+     <property name="sizePolicy">
+      <sizepolicy hsizetype="MinimumExpanding" vsizetype="Expanding">
+       <horstretch>0</horstretch>
+       <verstretch>0</verstretch>
+      </sizepolicy>
+     </property>
+     <property name="minimumSize">
+      <size>
+       <width>24</width>
+       <height>65</height>
+      </size>
+     </property>
+     <property name="maximumSize">
+      <size>
+       <width>24</width>
+       <height>5000</height>
+      </size>
+     </property>
+     <property name="minimum">
+      <number>-24</number>
+     </property>
+     <property name="maximum">
+      <number>24</number>
+     </property>
+     <property name="sliderPosition">
+      <number>0</number>
+     </property>
+     <property name="orientation">
+      <enum>Qt::Vertical</enum>
+     </property>
+     <property name="invertedAppearance">
+      <bool>false</bool>
+     </property>
+    </widget>
+   </item>
+  </layout>
+ </widget>
+ <customwidgets>
+  <customwidget>
+   <class>PlayerPlugin</class>
+   <extends>QWidget</extends>
+   <header>PlayerPlugin/PlayerPlugin.h</header>
+   <container>1</container>
+  </customwidget>
+ </customwidgets>
  <resources/>
  <connections/>
 </ui>
```
Left out of the diff: 2 changed lines with no effect on the pictures. Lines whose indentation alone changed are shown as unchanged. The commit also changes 25 other files.
